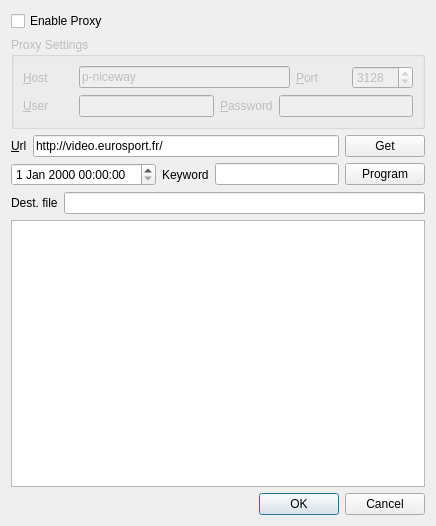
Above: dvdtools/recorder/recwnd.ui from rickyrockrat/dvd-tools before the change. Below: the same form after it.
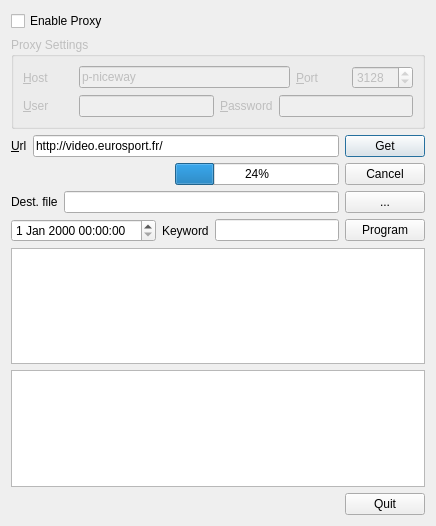
That is the form after the change.

```diff
--- a/dvdtools/recorder/recwnd.ui
+++ b/dvdtools/recorder/recwnd.ui
@@ -9,6 +9,12 @@
     <height>526</height>
    </rect>
   </property>
+  <property name="sizePolicy" >
+   <sizepolicy vsizetype="Minimum" hsizetype="Preferred" >
+    <horstretch>0</horstretch>
+    <verstretch>0</verstretch>
+   </sizepolicy>
+  </property>
   <property name="windowTitle" >
    <string>Dialog</string>
   </property>
@@ -161,6 +167,61 @@
      </item>
     </layout>
    </item>
+   <item>
+    <layout class="QHBoxLayout" >
+     <item>
+      <spacer>
+       <property name="orientation" >
+        <enum>Qt::Horizontal</enum>
+       </property>
+       <property name="sizeHint" >
+        <size>
+         <width>40</width>
+         <height>20</height>
+        </size>
+       </property>
+      </spacer>
+     </item>
+     <item>
+      <widget class="QProgressBar" name="progbarGet" >
+       <property name="value" >
+        <number>24</number>
+       </property>
+      </widget>
+     </item>
+     <item>
+      <widget class="QPushButton" name="pbCancelGet" >
+       <property name="text" >
+        <string>Cancel</string>
+       </property>
+      </widget>
+     </item>
+    </layout>
+   </item>
+   <item>
+    <layout class="QHBoxLayout" >
+     <item>
+      <widget class="QLabel" name="label_7" >
+       <property name="text" >
+        <string>Dest. file</string>
+       </property>
+       <property name="buddy" >
+        <cstring>leUrl</cstring>
+       </property>
+      </widget>
+     </item>
+     <item>
+      <widget class="QLineEdit" name="leDestFile" />
+     </item>
+     <item>
+      <widget class="QPushButton" name="pbSelDestFile" >
+       <property name="text" >
+        <string>...</string>
+       </property>
+      </widget>
+     </item>
+    </layout>
+   </item>
    <item>
     <layout class="QHBoxLayout" >
      <item>
@@ -189,21 +250,14 @@
     </layout>
    </item>
    <item>
-    <layout class="QHBoxLayout" >
-     <item>
-      <widget class="QLabel" name="label_7" >
-       <property name="text" >
-        <string>Dest. file</string>
-       </property>
-       <property name="buddy" >
-        <cstring>leUrl</cstring>
-       </property>
-      </widget>
-     </item>
-     <item>
-      <widget class="QLineEdit" name="leDestFile" />
-     </item>
-    </layout>
+    <widget class="QListWidget" name="lwProgs" >
+     <property name="sizePolicy" >
+      <sizepolicy vsizetype="Preferred" hsizetype="Expanding" >
+       <horstretch>0</horstretch>
+       <verstretch>0</verstretch>
+      </sizepolicy>
+     </property>
+    </widget>
    </item>
    <item>
     <widget class="QListWidget" name="lwVideos" >
@@ -213,14 +267,28 @@
     </widget>
    </item>
    <item>
-    <widget class="QDialogButtonBox" name="buttonBox" >
-     <property name="orientation" >
-      <enum>Qt::Horizontal</enum>
-     </property>
-     <property name="standardButtons" >
-      <set>QDialogButtonBox::Cancel|QDialogButtonBox::NoButton|QDialogButtonBox::Ok</set>
-     </property>
-    </widget>
+    <layout class="QHBoxLayout" >
+     <item>
+      <spacer>
+       <property name="orientation" >
+        <enum>Qt::Horizontal</enum>
+       </property>
+       <property name="sizeHint" >
+        <size>
+         <width>291</width>
+         <height>20</height>
+        </size>
+       </property>
+      </spacer>
+     </item>
+     <item>
+      <widget class="QPushButton" name="pbQuit" >
+       <property name="text" >
+        <string>Quit</string>
+       </property>
+      </widget>
+     </item>
+    </layout>
    </item>
   </layout>
  </widget>
```
Left out of the diff: 35 changed lines with no effect on the pictures.
